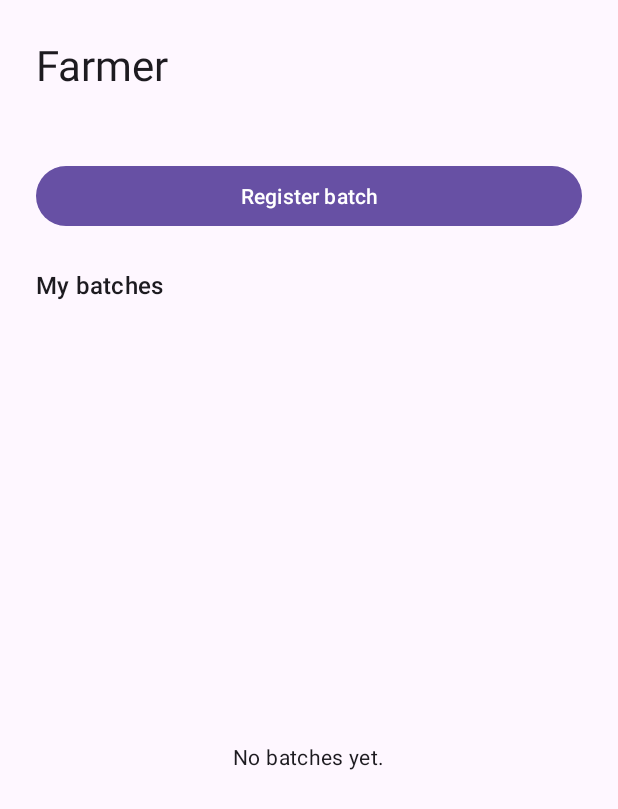
After one commit to charan-gn/agri-chain, an Android app: the FarmerActivity screen opened directly, with no data from a screen before it, on a phone screen of 412 x 824 dp. The commit adds this screen. Shown: the top 809 px of the screen. Run offline under Robolectric (Android 15) with nearby library versions, the phone set to English and light mode, and no system bars; 5 statements that could not run were skipped.

Commit message:
feat(T3): farmer and buyer shell wired to register/QR/scan

```diff
--- /dev/null
+++ b/android/app/src/main/java/com/agrichain/ui/FarmerActivity.kt
@@ -0,0 +1,49 @@
+package com.agrichain.ui
+
+import android.content.Intent
+import android.os.Bundle
+import android.widget.ArrayAdapter
+import androidx.appcompat.app.AppCompatActivity
+import com.agrichain.batch.BatchQrActivity
+import com.agrichain.batch.BatchStore
+import com.agrichain.batch.RegisterBatchActivity
+import com.agrichain.core.ActorIdentity
+import com.agrichain.core.Event
+import com.agrichain.databinding.ActivityFarmerBinding
+
+class FarmerActivity : AppCompatActivity() {
+
+    private lateinit var binding: ActivityFarmerBinding
+    private lateinit var adapter: ArrayAdapter<String>
+    private var batches: List<Event> = emptyList()
+
+    override fun onCreate(savedInstanceState: Bundle?) {
+        super.onCreate(savedInstanceState)
+        binding = ActivityFarmerBinding.inflate(layoutInflater)
+        setContentView(binding.root)
+
+        binding.actorId.text = ActorIdentity.loadOrCreate(this, "farmer").actorId
+        adapter = ArrayAdapter(this, android.R.layout.simple_list_item_1, mutableListOf())
+        binding.batchList.adapter = adapter
+        binding.batchList.emptyView = binding.batchEmpty
+        binding.batchList.setOnItemClickListener { _, _, position, _ ->
+            startActivity(BatchQrActivity.intent(this, batches[position].batchId))
+        }
+        binding.registerButton.setOnClickListener {
+            startActivity(Intent(this, RegisterBatchActivity::class.java))
+        }
+    }
+
+    override fun onResume() {
+        super.onResume()
+        batches = BatchStore(this).all()
+            .filter { it.type == "REGISTER" }
+            .sortedByDescending { it.ts }
+        adapter.clear()
+        adapter.addAll(
+            batches.map {
+                "${it.data["crop"]} | ${it.data["weightKg"]} kg | grade ${it.data["grade"]}"
+            }
+        )
+    }
+}
--- /dev/null
+++ b/android/app/src/main/res/layout/activity_farmer.xml
@@ -0,0 +1,56 @@
+<?xml version="1.0" encoding="utf-8"?>
+<LinearLayout xmlns:android="http://schemas.android.com/apk/res/android"
+    android:layout_width="match_parent"
+    android:layout_height="match_parent"
+    android:orientation="vertical"
+    android:padding="24dp">
+
+    <TextView
+        android:layout_width="wrap_content"
+        android:layout_height="wrap_content"
+        android:text="Farmer"
+        android:textAppearance="?attr/textAppearanceHeadlineMedium" />
+
+    <TextView
+        android:id="@+id/actorId"
+        android:layout_width="match_parent"
+        android:layout_height="wrap_content"
+        android:layout_marginTop="4dp"
+        android:textIsSelectable="true"
+        android:textAppearance="?attr/textAppearanceBodySmall" />
+
+    <com.google.android.material.button.MaterialButton
+        android:id="@+id/registerButton"
+        android:layout_width="match_parent"
+        android:layout_height="wrap_content"
+        android:layout_marginTop="24dp"
+        android:text="Register batch" />
+
+    <TextView
+        android:layout_width="wrap_content"
+        android:layout_height="wrap_content"
+        android:layout_marginTop="24dp"
+        android:text="My batches"
+        android:textAppearance="?attr/textAppearanceTitleMedium" />
+
+    <FrameLayout
+        android:layout_width="match_parent"
+        android:layout_height="0dp"
+        android:layout_marginTop="8dp"
+        android:layout_weight="1">
+
+        <ListView
+            android:id="@+id/batchList"
+            android:layout_width="match_parent"
+            android:layout_height="match_parent" />
+
+        <TextView
+            android:id="@+id/batchEmpty"
+            android:layout_width="wrap_content"
+            android:layout_height="wrap_content"
+            android:layout_gravity="center"
+            android:text="No batches yet."
+            android:textAppearance="?attr/textAppearanceBodyMedium" />
+    </FrameLayout>
+
+</LinearLayout>
```
Also changed, not shown: android/app/src/main/AndroidManifest.xml (+10 -0 lines), android/app/src/main/java/com/agrichain/MainActivity.kt (+10 -0 lines), android/app/src/main/java/com/agrichain/ui/BuyerActivity.kt (added, +20 -0 lines), android/app/src/main/res/layout/activity_buyer.xml (added, +29 -0 lines), android/app/src/main/res/layout/activity_main.xml (+14 -0 lines).
